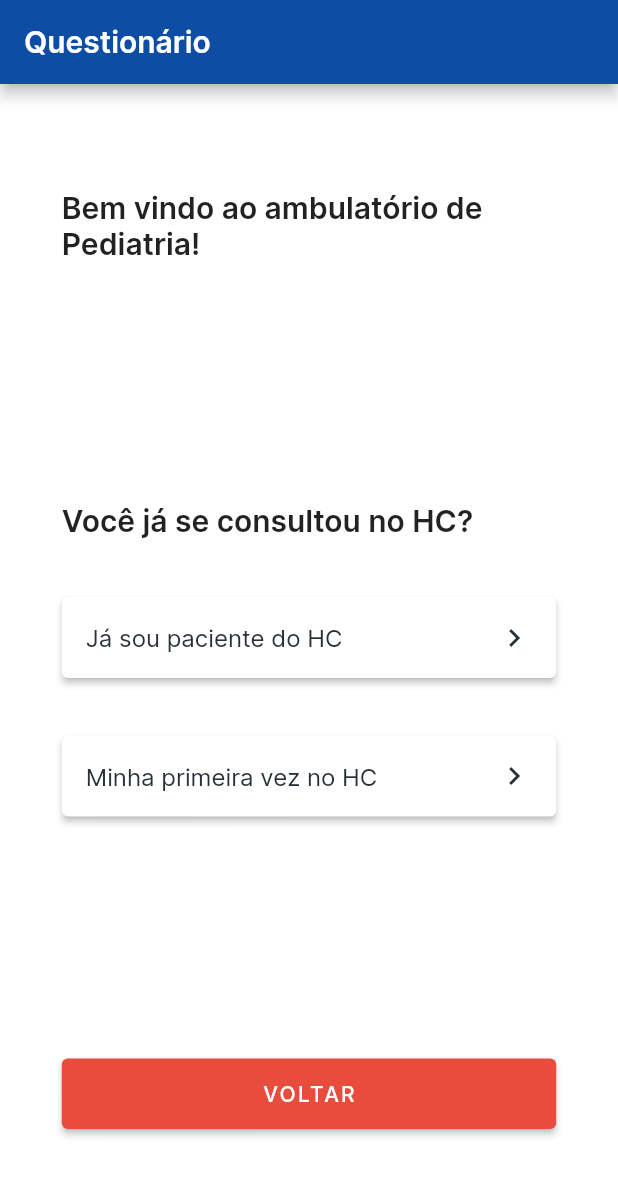
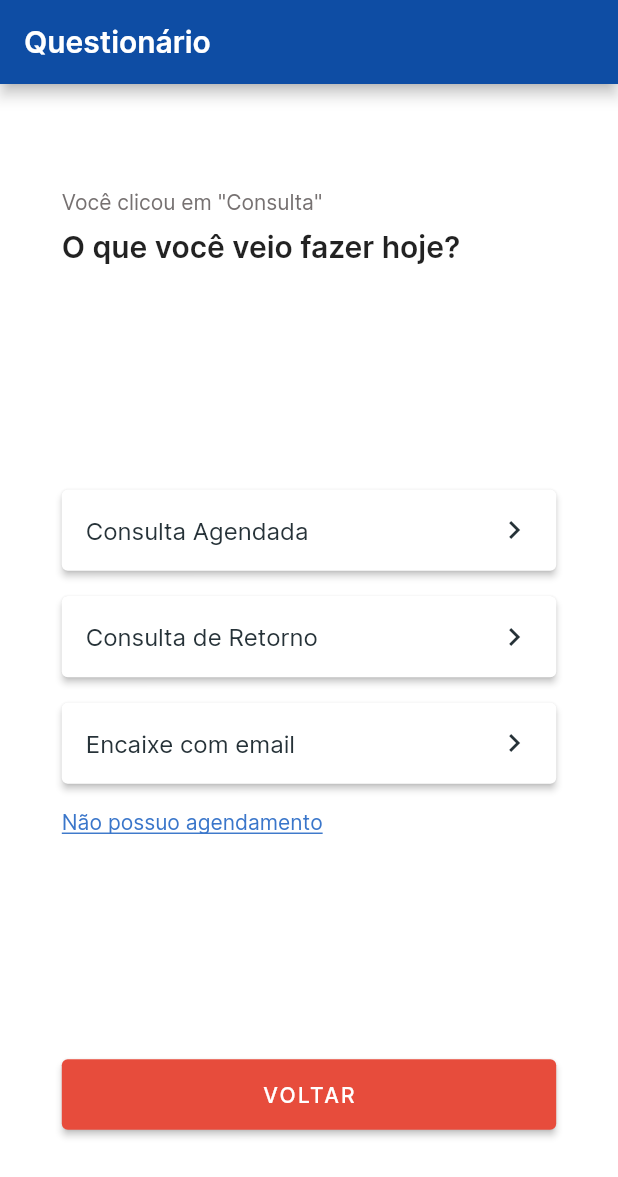
Before and after one commit to AlexandreOkita/eaki, a Flutter app: the screen it shows after launch, on a phone screen of 412 x 824 dp. Shown: the top 1177 px of the screen. Run offline on Flutter 3.47's test engine with Material 2 defaults, Android fonts, the phone set to English and light mode, and no system bars; our stand-ins replace flutter_riverpod.

Commit message:
add GenericOptionFormPage

```diff
--- /dev/null
+++ b/lib/components/generic_option_form_page.dart
@@ -0,0 +1,58 @@
+import 'package:eaki/components/eaki_scaffold.dart';
+import 'package:eaki/components/not_mapped_button.dart';
+import 'package:eaki/components/option_button.dart';
+import 'package:eaki/components/red_back_button.dart';
+import 'package:flutter/material.dart';
+import 'package:flutter_riverpod/flutter_riverpod.dart';
+
+class GenericOptionFormPage extends ConsumerWidget {
+  final String previousOption;
+  final String question;
+  final List<OptionButton> options;
+  final NotMappedButton? notMappedButton;
+  const GenericOptionFormPage({
+    required this.previousOption,
+    required this.question,
+    required this.options,
+    this.notMappedButton,
+    Key? key,
+  }) : super(key: key);
+
+  @override
+  Widget build(BuildContext context, WidgetRef ref) {
+    final textTheme = Theme.of(context).textTheme;
+    final screen = MediaQuery.of(context).size;
+    return EakiScaffold(
+      title: 'Questionário',
+      body: Expanded(
+        child: Column(
+          mainAxisAlignment: MainAxisAlignment.spaceAround,
+          crossAxisAlignment: CrossAxisAlignment.start,
+          children: [
+            Column(
+              crossAxisAlignment: CrossAxisAlignment.start,
+              children: [
+                Text("Você clicou em \"$previousOption\"", style: textTheme.bodyText2),
+                const SizedBox(
+                  height: 10,
+                ),
+                Text(question, style: textTheme.headline6),
+              ],
+            ),
+            SizedBox(
+              height: screen.height * 0.3,
+              child: Column(
+                mainAxisAlignment: MainAxisAlignment.spaceAround,
+                crossAxisAlignment: CrossAxisAlignment.start,
+                children: [...options, notMappedButton == null ? Container() : notMappedButton!],
+              ),
+            ),
+            RedBackButton(
+              onPressed: () => print("aoba"),
+            ),
+          ],
+        ),
+      ),
+    );
+  }
+}
--- a/lib/main.dart
+++ b/lib/main.dart
@@ -1,3 +1,6 @@
+import 'package:eaki/components/generic_option_form_page.dart';
+import 'package:eaki/components/not_mapped_button.dart';
+import 'package:eaki/components/option_button.dart';
 import 'package:eaki/components/option_tile_list.dart';
 import 'package:eaki/pages/first_question_page.dart';
 import 'package:flutter/material.dart';
@@ -27,6 +30,11 @@ class EakiMainWidget extends StatelessWidget {
             color: Color(0xff263238),
             fontWeight: FontWeight.w400,
           ),
+          bodyText2: TextStyle(
+            fontSize: 14,
+            color: Color(0xff767171),
+            fontWeight: FontWeight.w400,
+          ),
           button: TextStyle(
             fontSize: 14,
             color: Color(0xffFFFFFF),
@@ -37,9 +45,31 @@ class EakiMainWidget extends StatelessWidget {
             decoration: TextDecoration.underline,
             color: Color(0xff3A76CA),
             fontSize: 14,
-            )),
           ),
-      home: const FirstQuestionPage(),
+        ),
+      ),
+      home: GenericOptionFormPage(
+        options: [
+          OptionButton(
+            text: "Consulta Agendada",
+            onPressed: () => {},
+          ),
+          OptionButton(
+            text: "Consulta de Retorno",
+            onPressed: () => {},
+          ),
+          OptionButton(
+            text: "Encaixe com email",
+            onPressed: () => {},
+          ),
+        ],
+        previousOption: 'Consulta',
+        question: 'O que você veio fazer hoje?',
+        notMappedButton: NotMappedButton(
+          text: "Não possuo agendamento",
+          onPressed: () => {},
+        ),
+      ),
     );
   }
 }
```
Lines whose indentation alone changed are shown as unchanged.
